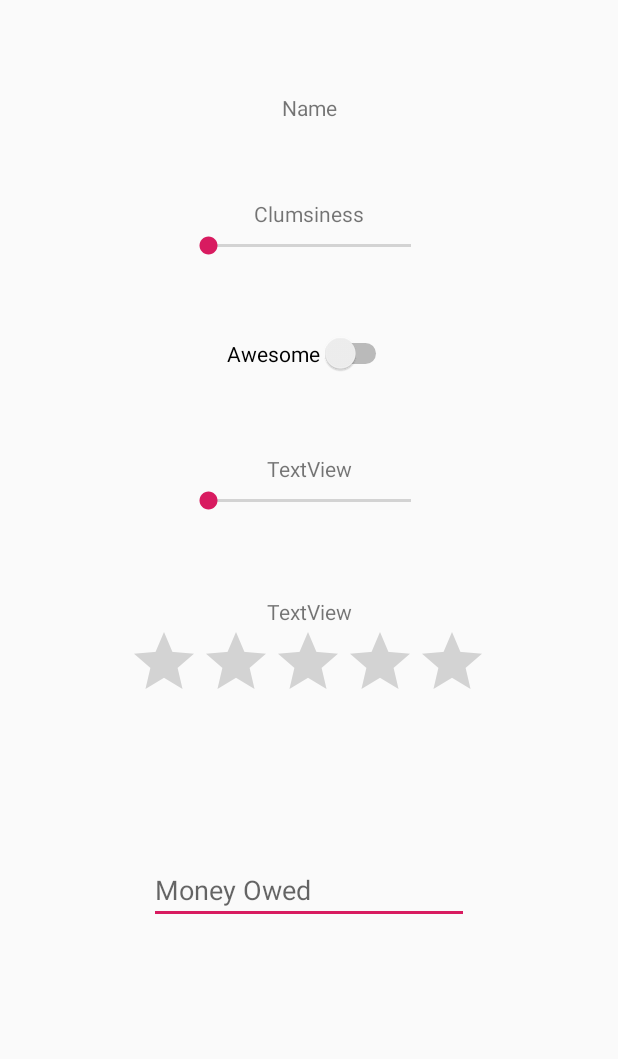
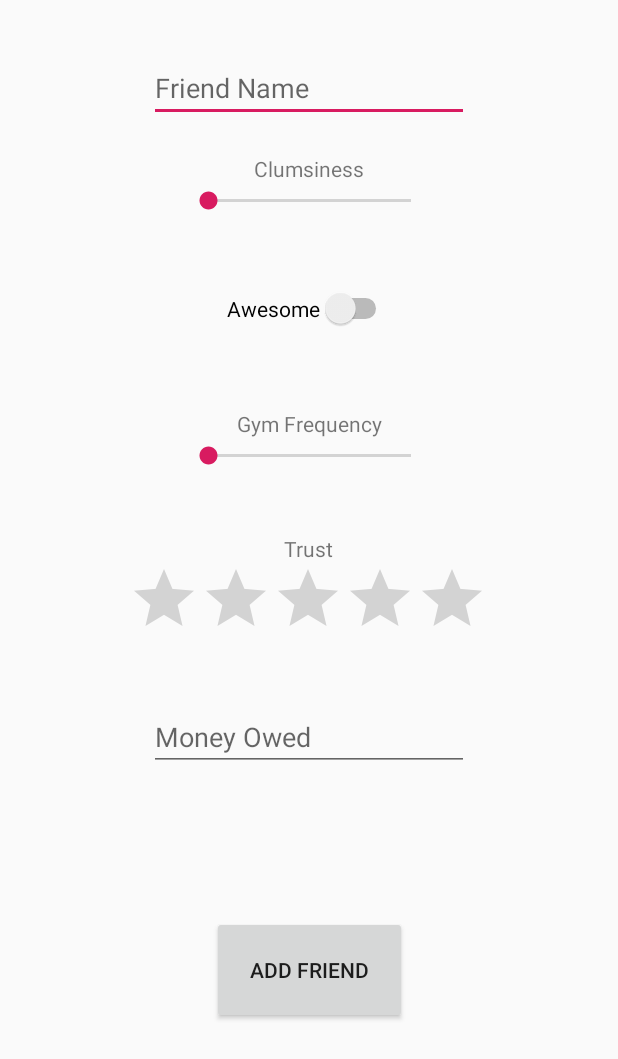
Before and after one commit to Kaaydong/Databases, an Android app: the layout frienddetail.xml on its own in the app's theme, with its tools: preview values and no code run, on a phone screen of 412 x 824 dp. Shown: the top 1059 px of the screen. Run offline under Robolectric (Android 15) with nearby library versions, the phone set to English and light mode, and no system bars.

Commit message:
A lot of moar stuff

```diff
--- a/app/src/main/AndroidManifest.xml
+++ b/app/src/main/AndroidManifest.xml
@@ -18,8 +18,12 @@
             android:parentActivityName=".LoginActivity">
 
         </activity>
+
         <activity android:name=".FriendListActivity"
             android:parentActivityName=".LoginActivity"></activity>
+
+        <activity android:name=".FriendDetailActivity"
+            android:parentActivityName=".FriendListActivity"></activity>
 
         <activity android:name=".LoginActivity">
             <intent-filter>
--- a/app/src/main/java/com/mistershorr/databases/FriendListActivity.java
+++ b/app/src/main/java/com/mistershorr/databases/FriendListActivity.java
@@ -87,6 +87,12 @@ public class FriendListActivity extends AppCompatActivity {
 
     }
 
+//    @Override
+//    protected void onStart()
+//    {
+//
+//    }
+
     public void wireWidgets()
     {
         listView = findViewById(R.id.listView_listActivity_list);
--- a/app/src/main/res/layout/friend_list_activity.xml
+++ b/app/src/main/res/layout/friend_list_activity.xml
@@ -14,14 +14,14 @@
         android:layout_marginEnd="16dp"
         android:layout_marginBottom="19dp"
         android:clickable="true"
+        android:focusable="true"
         app:layout_constraintBottom_toTopOf="@+id/listView_listActivity_list"
         app:layout_constraintEnd_toStartOf="@+id/listView_listActivity_list"
         app:layout_constraintHorizontal_bias="0.0"
         app:layout_constraintStart_toStartOf="parent"
         app:layout_constraintTop_toTopOf="parent"
-        app:layout_constraintVertical_bias="0.0"
-        app:srcCompat="@android:drawable/ic_input_add"
-        android:focusable="true" />
+        app:layout_constraintVertical_bias="0.17000002"
+        app:srcCompat="@android:drawable/ic_input_add" />
 
     <ListView
         android:id="@+id/listView_listActivity_list"
--- a/app/src/main/res/layout/frienddetail.xml
+++ b/app/src/main/res/layout/frienddetail.xml
@@ -7,34 +7,23 @@
     android:orientation="vertical">
 
     <TextView
-        android:id="@+id/textView_detail_name"
-        android:layout_width="wrap_content"
-        android:layout_height="wrap_content"
-        android:layout_marginTop="62dp"
-        app:layout_constraintEnd_toEndOf="parent"
-        app:layout_constraintHorizontal_bias="0.5"
-        app:layout_constraintStart_toStartOf="parent"
-        app:layout_constraintTop_toTopOf="parent"
-        tools:text="@string/name" />
-
-    <TextView
         android:id="@+id/textView_detail_clusminessLabel"
         android:layout_width="wrap_content"
         android:layout_height="wrap_content"
-        android:layout_marginTop="51dp"
+        android:layout_marginTop="21dp"
         android:text="Clumsiness"
         app:layout_constraintEnd_toEndOf="parent"
         app:layout_constraintHorizontal_bias="0.5"
         app:layout_constraintStart_toStartOf="parent"
-        app:layout_constraintTop_toBottomOf="@+id/textView_detail_name" />
+        app:layout_constraintTop_toBottomOf="@+id/editText_detail_name" />
 
     <SeekBar
-        android:id="@+id/seekBar"
+        android:id="@+id/seekBar_detail_gymFrequency"
         android:layout_width="167dp"
         android:layout_height="24dp"
         app:layout_constraintEnd_toEndOf="parent"
         app:layout_constraintStart_toStartOf="parent"
-        app:layout_constraintTop_toBottomOf="@+id/textView3" />
+        app:layout_constraintTop_toBottomOf="@+id/textView_detail_gymFrequency" />
 
     <SeekBar
         android:id="@+id/seekBar_detail_clumsiness"
@@ -47,11 +36,11 @@
         app:layout_constraintVertical_bias="0.0" />
 
     <TextView
-        android:id="@+id/textView3"
+        android:id="@+id/textView_detail_gymFrequency"
         android:layout_width="wrap_content"
         android:layout_height="wrap_content"
         android:layout_marginTop="53dp"
-        android:text="TextView"
+        android:text="Gym Frequency"
         app:layout_constraintEnd_toEndOf="parent"
         app:layout_constraintStart_toStartOf="parent"
         app:layout_constraintTop_toBottomOf="@+id/switch_detail_awesome" />
@@ -68,33 +57,59 @@
         app:layout_constraintTop_toBottomOf="@+id/seekBar_detail_clumsiness" />
 
     <TextView
-        android:id="@+id/textView4"
+        android:id="@+id/textView_detail_trust"
         android:layout_width="wrap_content"
         android:layout_height="wrap_content"
-        android:layout_marginTop="52dp"
-        android:text="TextView"
+        android:layout_marginTop="40dp"
+        android:text="Trust"
         app:layout_constraintEnd_toEndOf="parent"
         app:layout_constraintStart_toStartOf="parent"
-        app:layout_constraintTop_toBottomOf="@+id/seekBar" />
+        app:layout_constraintTop_toBottomOf="@+id/seekBar_detail_gymFrequency" />
 
     <RatingBar
-        android:id="@+id/ratingBar"
+        android:id="@+id/ratingBar_detail_trust"
         android:layout_width="wrap_content"
         android:layout_height="wrap_content"
         app:layout_constraintEnd_toEndOf="parent"
         app:layout_constraintHorizontal_bias="0.497"
         app:layout_constraintStart_toStartOf="parent"
-        app:layout_constraintTop_toBottomOf="@+id/textView4" />
+        app:layout_constraintTop_toBottomOf="@+id/textView_detail_trust" />
+
+    <Button
+        android:id="@+id/button_detail_addFriend"
+        android:layout_width="130dp"
+        android:layout_height="72dp"
+        android:layout_marginTop="42dp"
+        android:layout_marginBottom="87dp"
+        android:text="Add Friend"
+        app:layout_constraintBottom_toBottomOf="parent"
+        app:layout_constraintEnd_toEndOf="parent"
+        app:layout_constraintHorizontal_bias="0.5"
+        app:layout_constraintStart_toStartOf="parent"
+        app:layout_constraintTop_toBottomOf="@+id/editText_detail_moneyOwed" />
 
     <EditText
-        android:id="@+id/editText"
+        android:id="@+id/editText_detail_name"
         android:layout_width="wrap_content"
         android:layout_height="wrap_content"
-        android:layout_marginTop="96dp"
+        android:layout_marginTop="36dp"
+        android:ems="10"
+        android:hint="Friend Name"
+        android:inputType="textPersonName"
+        app:layout_constraintEnd_toEndOf="parent"
+        app:layout_constraintHorizontal_bias="0.5"
+        app:layout_constraintStart_toStartOf="parent"
+        app:layout_constraintTop_toTopOf="parent" />
+
+    <EditText
+        android:id="@+id/editText_detail_moneyOwed"
+        android:layout_width="wrap_content"
+        android:layout_height="wrap_content"
+        android:layout_marginTop="36dp"
         android:ems="10"
         android:hint="Money Owed"
-        android:inputType="textPersonName"
+        android:inputType="number"
         app:layout_constraintEnd_toEndOf="parent"
         app:layout_constraintStart_toStartOf="parent"
-        app:layout_constraintTop_toBottomOf="@+id/ratingBar" />
+        app:layout_constraintTop_toBottomOf="@+id/ratingBar_detail_trust" />
 </androidx.constraintlayout.widget.ConstraintLayout>
```
Also changed, not shown: app/src/main/java/com/mistershorr/databases/FriendDetailActivity.java (+133 -1 lines).
